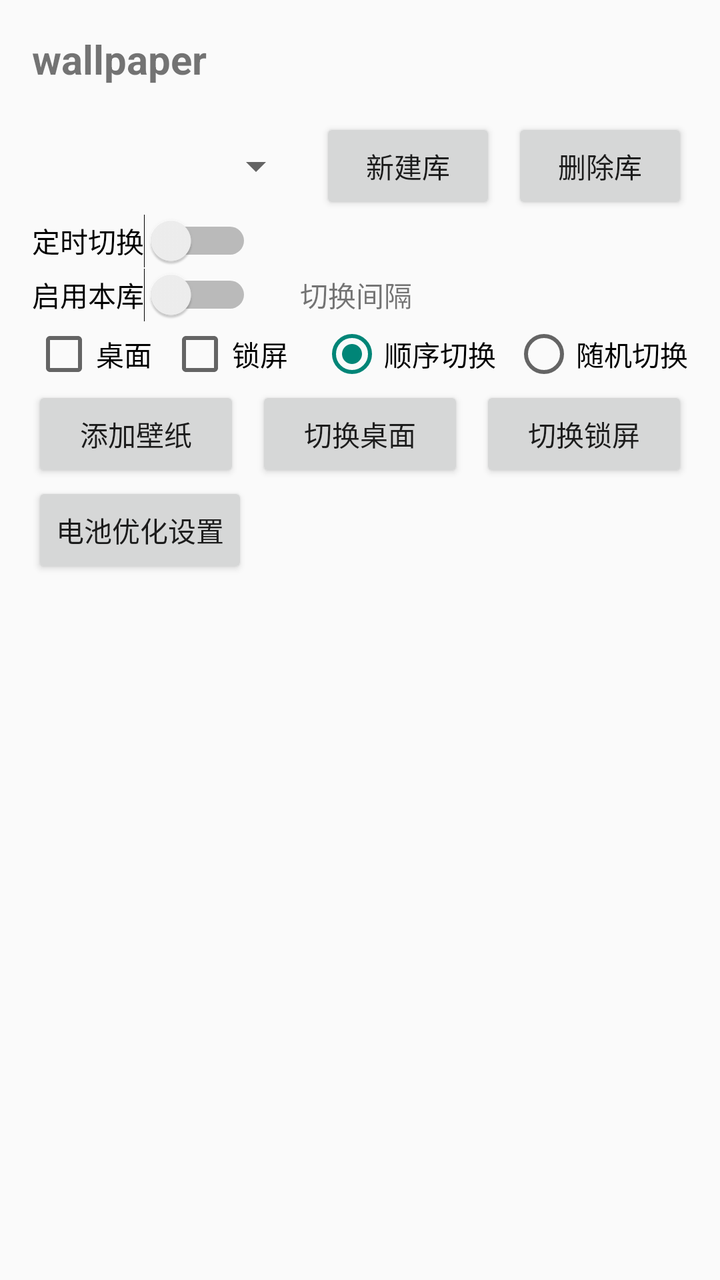
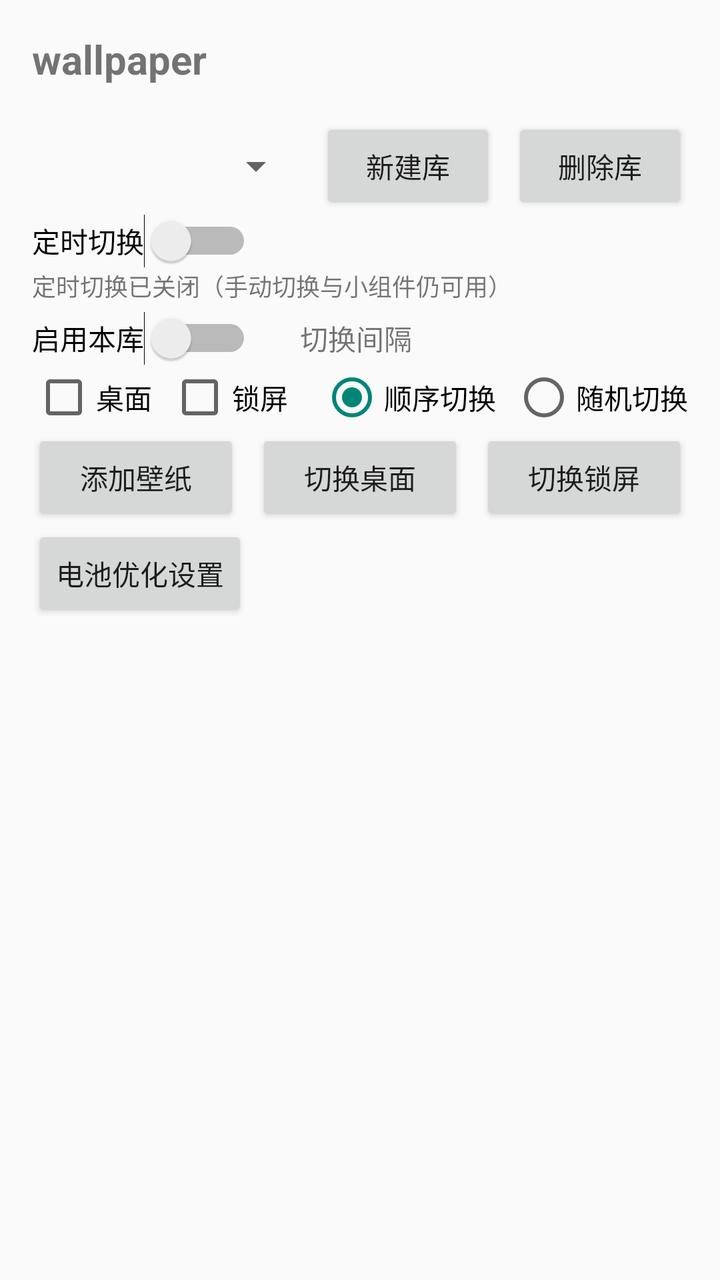

Before-and-after screenshots of an Android layout around one commit, followed by the original layout XML and the change that was made.
<!-- AndroidManifest.xml: application theme AppTheme -->
<!-- res/layout/activity_main.xml -->
<?xml version="1.0" encoding="utf-8"?>
<LinearLayout xmlns:android="http://schemas.android.com/apk/res/android"
    android:layout_width="match_parent"
    android:layout_height="match_parent"
    android:orientation="vertical">

    <TextView
        android:id="@+id/tv_title"
        android:layout_width="match_parent"
        android:layout_height="wrap_content"
        android:padding="16dp"
        android:text="@string/app_name"
        android:textSize="20sp"
        android:textStyle="bold" />

    
    <LinearLayout
        android:layout_width="match_parent"
        android:layout_height="wrap_content"
        android:gravity="center_vertical"
        android:orientation="horizontal"
        android:paddingStart="16dp"
        android:paddingEnd="16dp">

        <Spinner
            android:id="@+id/spinner_libs"
            android:layout_width="0dp"
            android:layout_height="wrap_content"
            android:layout_weight="1" />

        <Button
            android:id="@+id/btn_lib_new"
            android:layout_width="wrap_content"
            android:layout_height="wrap_content"
            android:layout_marginStart="8dp"
            android:text="@string/lib_new" />

        <Button
            android:id="@+id/btn_lib_delete"
            android:layout_width="wrap_content"
            android:layout_height="wrap_content"
            android:layout_marginStart="8dp"
            android:text="@string/lib_delete" />
    </LinearLayout>

    
    <LinearLayout
        android:layout_width="match_parent"
        android:layout_height="wrap_content"
        android:gravity="center_vertical"
        android:orientation="horizontal"
        android:paddingStart="16dp"
        android:paddingEnd="16dp">

        <Switch
            android:id="@+id/sw_timer_enabled"
            android:layout_width="wrap_content"
            android:layout_height="wrap_content"
            android:text="@string/timer_enabled" />
    </LinearLayout>

    
    <LinearLayout
        android:layout_width="match_parent"
        android:layout_height="wrap_content"
        android:gravity="center_vertical"
        android:orientation="horizontal"
        android:paddingStart="16dp"
        android:paddingEnd="16dp">

        <Switch
            android:id="@+id/sw_lib_enabled"
            android:layout_width="wrap_content"
            android:layout_height="wrap_content"
            android:text="@string/lib_enabled" />

        <TextView
            android:id="@+id/tv_interval"
            android:layout_width="wrap_content"
            android:layout_height="wrap_content"
            android:layout_marginStart="24dp"
            android:clickable="true"
            android:text="@string/lib_interval"
            android:textSize="14sp" />
    </LinearLayout>

    
    <LinearLayout
        android:layout_width="match_parent"
        android:layout_height="wrap_content"
        android:gravity="center_vertical"
        android:orientation="horizontal"
        android:paddingStart="16dp"
        android:paddingEnd="16dp">

        <CheckBox
            android:id="@+id/cb_lib_home"
            android:layout_width="wrap_content"
            android:layout_height="wrap_content"
            android:text="@string/scope_home" />

        <CheckBox
            android:id="@+id/cb_lib_lock"
            android:layout_width="wrap_content"
            android:layout_height="wrap_content"
            android:layout_marginStart="8dp"
            android:text="@string/scope_lock" />

        <RadioGroup
            android:id="@+id/rg_mode"
            android:layout_width="wrap_content"
            android:layout_height="wrap_content"
            android:layout_marginStart="16dp"
            android:gravity="center_vertical"
            android:orientation="horizontal">

            <RadioButton
                android:id="@+id/rb_order"
                android:layout_width="wrap_content"
                android:layout_height="wrap_content"
                android:checked="true"
                android:text="@string/mode_order" />

            <RadioButton
                android:id="@+id/rb_random"
                android:layout_width="wrap_content"
                android:layout_height="wrap_content"
                android:layout_marginStart="8dp"
                android:text="@string/mode_random" />
        </RadioGroup>
    </LinearLayout>

    
    <LinearLayout
        android:layout_width="match_parent"
        android:layout_height="wrap_content"
        android:orientation="horizontal"
        android:paddingStart="16dp"
        android:paddingEnd="16dp">

        <Button
            android:id="@+id/btn_add"
            android:layout_width="0dp"
            android:layout_height="wrap_content"
            android:layout_weight="1"
            android:text="@string/add_wallpaper" />

        <Button
            android:id="@+id/btn_switch_home"
            android:layout_width="0dp"
            android:layout_height="wrap_content"
            android:layout_marginStart="8dp"
            android:layout_weight="1"
            android:text="@string/switch_home" />

        <Button
            android:id="@+id/btn_switch_lock"
            android:layout_width="0dp"
            android:layout_height="wrap_content"
            android:layout_marginStart="8dp"
            android:layout_weight="1"
            android:text="@string/switch_lock" />
    </LinearLayout>

    <Button
        android:id="@+id/btn_battery"
        android:layout_width="wrap_content"
        android:layout_height="wrap_content"
        android:layout_marginStart="16dp"
        android:text="@string/battery_settings" />

    <androidx.recyclerview.widget.RecyclerView
        android:id="@+id/recycler"
        android:layout_width="match_parent"
        android:layout_height="0dp"
        android:layout_weight="1" />
</LinearLayout>
<!-- resources referenced by this layout -->
<resources>
  <string name="add_wallpaper">添加壁纸</string>
  <string name="app_name">wallpaper</string>
  <string name="battery_settings">电池优化设置</string>
  <string name="lib_delete">删除库</string>
  <string name="lib_enabled">启用本库</string>
  <string name="lib_interval">切换间隔</string>
  <string name="lib_new">新建库</string>
  <string name="mode_order">顺序切换</string>
  <string name="mode_random">随机切换</string>
  <string name="scope_home">桌面</string>
  <string name="scope_lock">锁屏</string>
  <string name="switch_home">切换桌面</string>
  <string name="switch_lock">切换锁屏</string>
  <string name="timer_enabled">定时切换</string>
  <style name="AppTheme" parent="Theme.AppCompat.DayNight.NoActionBar" />
</resources>

<!-- the commit's change to res/layout/activity_main.xml (unified diff, before → after) -->
@@ -58,6 +58,17 @@
             android:layout_height="wrap_content"
             android:text="@string/timer_enabled" />
     </LinearLayout>
+
+    
+    <TextView
+        android:id="@+id/tv_timer_status"
+        android:layout_width="match_parent"
+        android:layout_height="wrap_content"
+        android:paddingStart="16dp"
+        android:paddingEnd="16dp"
+        android:paddingBottom="4dp"
+        android:text="@string/timer_status_off"
+        android:textSize="12sp" />
 
     
     <LinearLayout
<!-- resource entries referenced after the edit -->
@@ -14,6 +14,7 @@
   <string name="switch_home">切换桌面</string>
   <string name="switch_lock">切换锁屏</string>
   <string name="timer_enabled">定时切换</string>
+  <string name="timer_status_off">定时切换已关闭（手动切换与小组件仍可用）</string>
   <style name="AppTheme" parent="Theme.AppCompat.DayNight.NoActionBar" />
 </resources>
 
